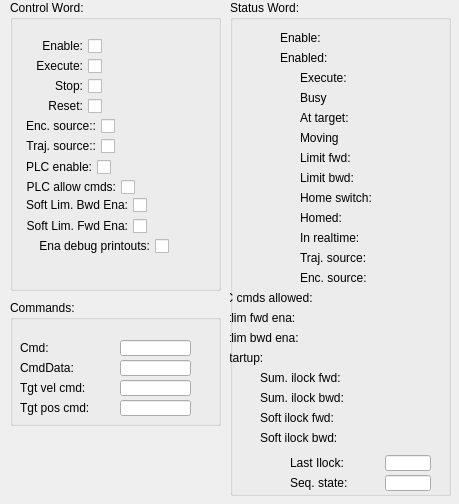
First picture: the form in qt/ecmcAxisCntrlStatWd_v1.ui, repository paulscherrerinstitute/ecmccfg, before the edit.
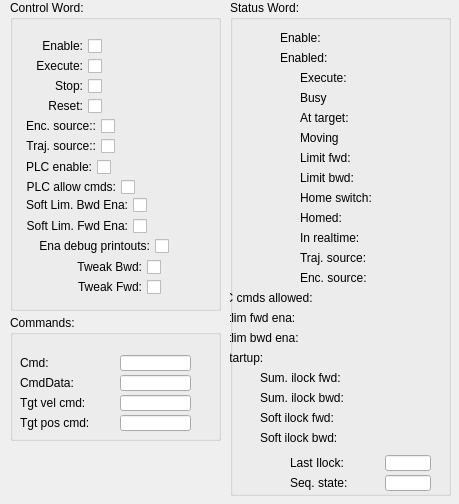
Second picture: the form after the edit. Custom widgets are drawn as their Qt base class.

Commit message: Add tweak commands, update panels

Patch:
```diff
--- a/qt/ecmcAxisCntrlStatWd_v1.ui
+++ b/qt/ecmcAxisCntrlStatWd_v1.ui
@@ -1386,7 +1386,7 @@
      <x>10</x>
      <y>0</y>
      <width>211</width>
-     <height>291</height>
+     <height>311</height>
     </rect>
    </property>
    <property name="title">
@@ -1818,7 +1818,7 @@
       <x>180</x>
       <y>35</y>
       <width>20</width>
-      <height>221</height>
+      <height>261</height>
      </rect>
     </property>
     <property name="channel" stdset="0">
@@ -2108,12 +2108,62 @@
      </item>
     </layout>
    </widget>
+   <widget class="caToggleButton" name="catogglebutton_44">
+    <property name="geometry">
+     <rect>
+      <x>20</x>
+      <y>260</y>
+      <width>131</width>
+      <height>14</height>
+     </rect>
+    </property>
+    <property name="maximumSize">
+     <size>
+      <width>16777215</width>
+      <height>18</height>
+     </size>
+    </property>
+    <property name="layoutDirection">
+     <enum>Qt::RightToLeft</enum>
+    </property>
+    <property name="text">
+     <string>Tweak Bwd:</string>
+    </property>
+    <property name="channel" stdset="0">
+     <string notr="true">$(SYS):$(Axis)-TwkBwdCmd</string>
+    </property>
+   </widget>
+   <widget class="caToggleButton" name="catogglebutton_45">
+    <property name="geometry">
+     <rect>
+      <x>20</x>
+      <y>280</y>
+      <width>131</width>
+      <height>14</height>
+     </rect>
+    </property>
+    <property name="maximumSize">
+     <size>
+      <width>16777215</width>
+      <height>18</height>
+     </size>
+    </property>
+    <property name="layoutDirection">
+     <enum>Qt::RightToLeft</enum>
+    </property>
+    <property name="text">
+     <string>Tweak Fwd:</string>
+    </property>
+    <property name="channel" stdset="0">
+     <string notr="true">$(SYS):$(Axis)-TwkFwdCmd</string>
+    </property>
+   </widget>
   </widget>
   <widget class="QGroupBox" name="groupBox">
    <property name="geometry">
     <rect>
      <x>10</x>
-     <y>300</y>
+     <y>315</y>
      <width>211</width>
      <height>126</height>
     </rect>
```
Left out of the diff: 2 changed lines with no effect on the pictures. The commit also changes 2 other files.
